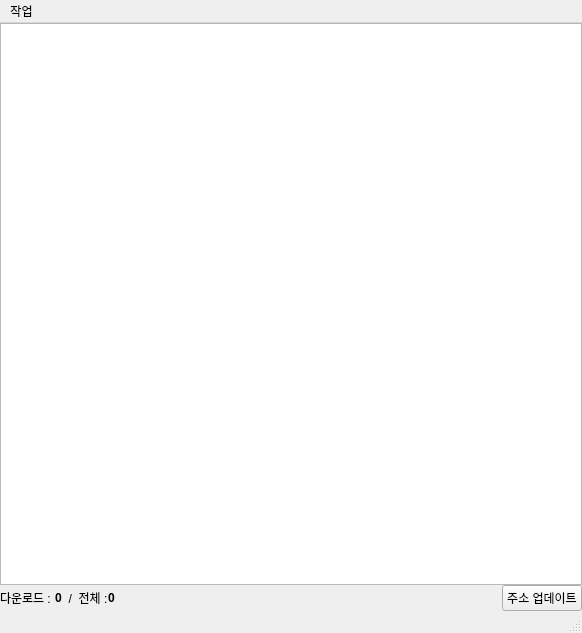
The window that src/ui/MainWindow.ui (gyuha/wolf-catcher) describes before a commit, drawn with Qt 5.
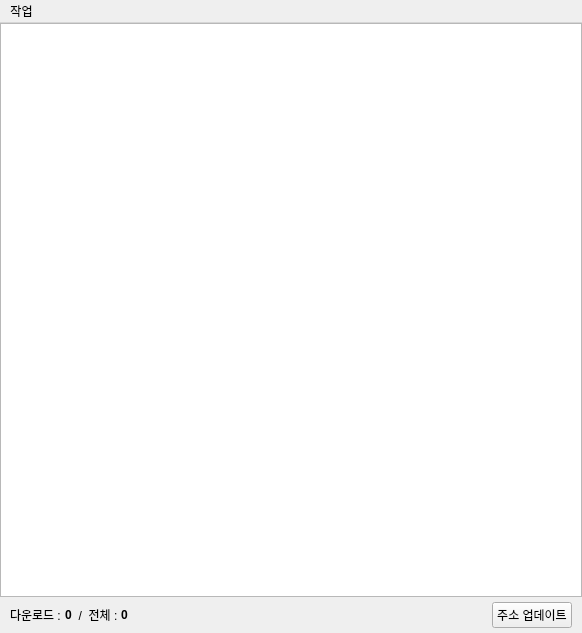
The same window after the commit.

Patch:
```diff
--- a/src/ui/MainWindow.ui
+++ b/src/ui/MainWindow.ui
@@ -44,6 +44,18 @@
     </item>
     <item>
      <layout class="QHBoxLayout" name="horizontalLayout">
+      <property name="leftMargin">
+       <number>10</number>
+      </property>
+      <property name="topMargin">
+       <number>5</number>
+      </property>
+      <property name="rightMargin">
+       <number>10</number>
+      </property>
+      <property name="bottomMargin">
+       <number>5</number>
+      </property>
       <item>
        <widget class="QLabel" name="label">
         <property name="text">
@@ -66,7 +78,7 @@
       <item>
        <widget class="QLabel" name="label_3">
         <property name="text">
-         <string>  /  전체 :</string>
+         <string>  /  전체 : </string>
         </property>
        </widget>
       </item>
@@ -106,7 +118,6 @@
     </item>
    </layout>
   </widget>
-  <widget class="QStatusBar" name="statusbar"/>
   <widget class="QMenuBar" name="menubar">
    <property name="geometry">
     <rect>
```
